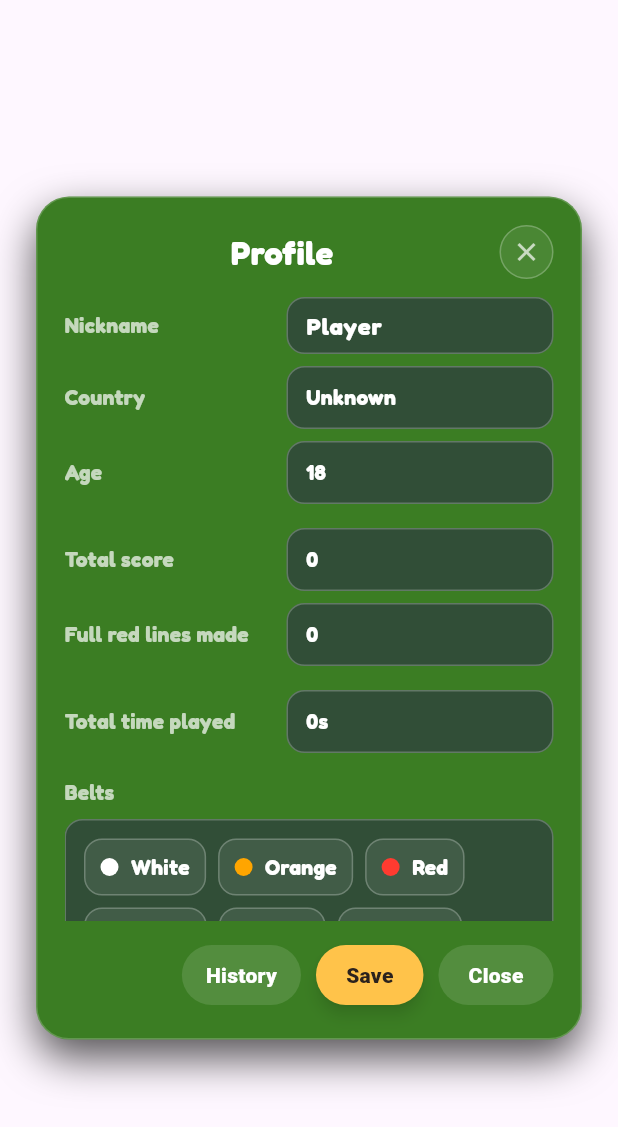
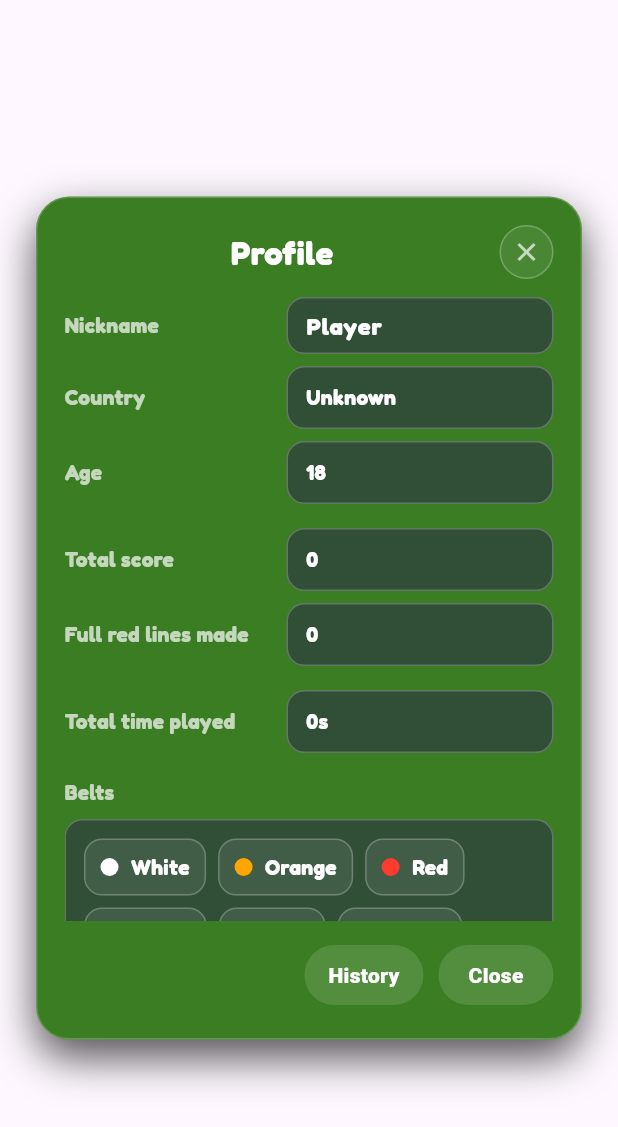
Before and after one commit to yvolokitin/dual_clash, a Flutter app: the ProfileDialog widget shown alone on an empty page, opened directly with empty values, on a phone screen of 412 x 824 dp. Shown: the top 1127 px of the screen. Run offline on Flutter 3.47's test engine with Material 3 defaults, Android fonts, the phone set to English and light mode, and no system bars; our stand-ins replace shared_preferences; accounts and stored records are empty.

Commit message:
Auto-save nickname in profile dialog

```diff
--- a/lib/ui/pages/profile_page.dart
+++ b/lib/ui/pages/profile_page.dart
@@ -1,6 +1,7 @@
+import 'dart:async';
+import 'dart:ui' as ui;
 import 'package:flutter/material.dart';
 import 'package:flutter/services.dart';
-import 'dart:ui' as ui;
 import '../../logic/game_controller.dart';
 import '../../core/colors.dart';
 import '../../core/constants.dart';
@@ -174,6 +175,7 @@ class ProfileDialog extends StatefulWidget {
 class _ProfileDialogState extends State<ProfileDialog> {
   late final TextEditingController _nicknameController;
   String? _nicknameError;
+  Timer? _saveDebounce;
 
   @override
   void initState() {
@@ -184,6 +186,7 @@ class _ProfileDialogState extends State<ProfileDialog> {
 
   @override
   void dispose() {
+    _saveDebounce?.cancel();
     _nicknameController.dispose();
     super.dispose();
   }
@@ -202,8 +205,7 @@ class _ProfileDialogState extends State<ProfileDialog> {
     return null;
   }
 
-  Future<void> _saveNickname() async {
-    final value = _nicknameController.text;
+  Future<void> _saveNickname(String value) async {
     final error = _validateNickname(value);
     setState(() {
       _nicknameError = error;
@@ -220,6 +222,20 @@ class _ProfileDialogState extends State<ProfileDialog> {
     ScaffoldMessenger.of(context).showSnackBar(
       const SnackBar(content: Text('Nickname updated')),
     );
+  }
+
+  void _handleNicknameChanged(String value) {
+    final error = _validateNickname(value);
+    setState(() {
+      _nicknameError = error;
+    });
+    _saveDebounce?.cancel();
+    if (error != null) return;
+    final trimmed = value.trim();
+    if (trimmed == widget.controller.nickname) return;
+    _saveDebounce = Timer(const Duration(milliseconds: 400), () {
+      _saveNickname(trimmed);
+    });
   }
 
   Widget _achChip(String text, bool achieved) {
@@ -317,11 +333,7 @@ class _ProfileDialogState extends State<ProfileDialog> {
                     hintStyle: TextStyle(color: Colors.white38),
                     border: InputBorder.none,
                   ),
-                  onChanged: (value) {
-                    setState(() {
-                      _nicknameError = _validateNickname(value);
-                    });
-                  },
+                  onChanged: _handleNicknameChanged,
                 ),
               ),
             ),
@@ -487,23 +499,6 @@ class _ProfileDialogState extends State<ProfileDialog> {
                       ),
                       const SizedBox(width: 10),
                       ElevatedButton(
-                        onPressed: _saveNickname,
-                        style: ElevatedButton.styleFrom(
-                          backgroundColor: AppColors.brandGold,
-                          foregroundColor: const Color(0xFF2B221D),
-                          shadowColor: Colors.black54,
-                          elevation: 4,
-                          padding: const EdgeInsets.symmetric(
-                              horizontal: 20, vertical: 12),
-                          shape: RoundedRectangleBorder(
-                              borderRadius: BorderRadius.circular(24)),
-                          textStyle: const TextStyle(
-                              fontWeight: FontWeight.w800, letterSpacing: 0.2),
-                        ),
-                        child: const Text('Save'),
-                      ),
-                      const SizedBox(width: 10),
-                      ElevatedButton(
                         onPressed: () => Navigator.of(context).pop(),
                         style: ElevatedButton.styleFrom(
                           backgroundColor: Colors.white.withOpacity(0.12),
```
